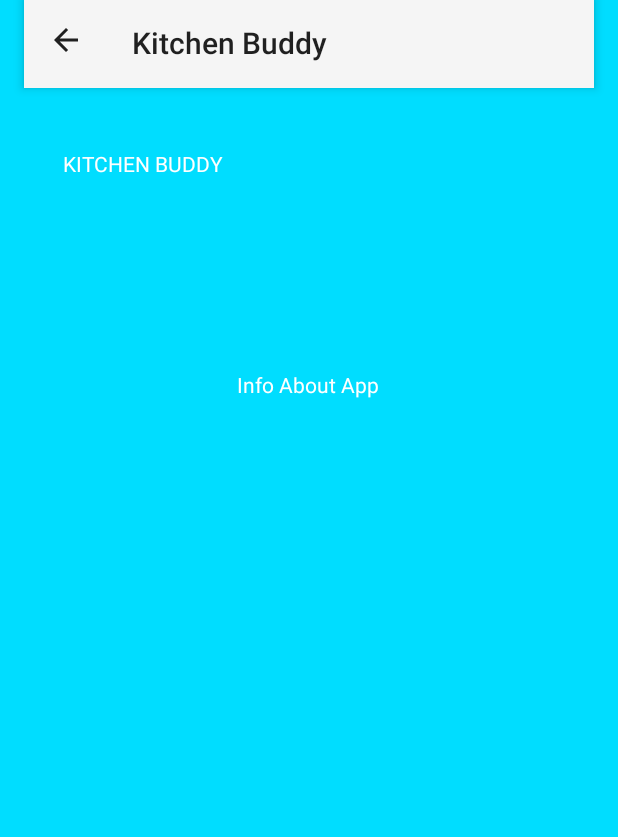
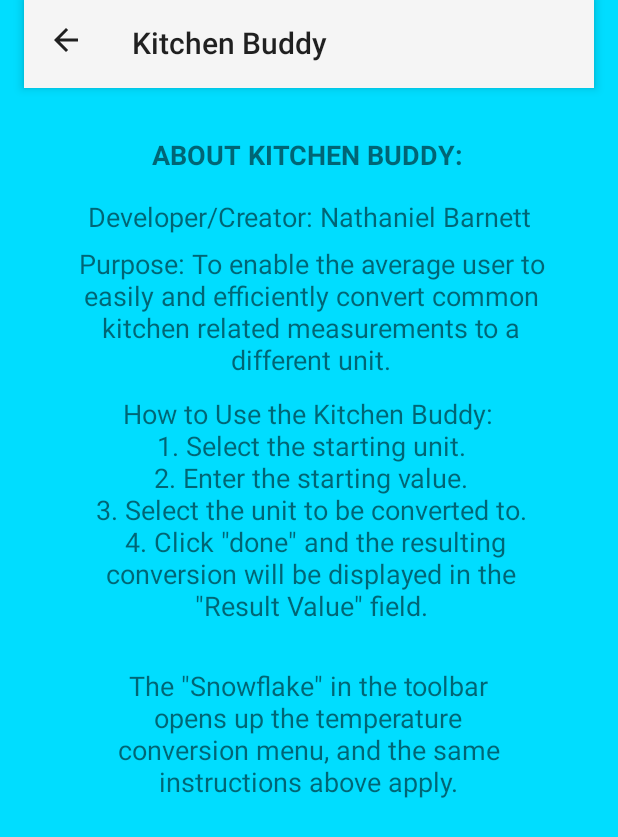
Before and after one commit to NathanielBarnett/CS449---Semester-Project, an Android app: the AboutActivity screen opened directly, with no data from a screen before it, on a phone screen of 412 x 824 dp. Shown: the top 837 px of the screen. Run offline under Robolectric (Android 15) with nearby library versions, the phone set to English and light mode, and no system bars.

Commit message:
Populated About Activity
Added instructions and populated the about activity.

```diff
--- a/CS449-App/app/src/main/java/com/example/nathaniel/cs449_app/TempActivity.java
+++ b/CS449-App/app/src/main/java/com/example/nathaniel/cs449_app/TempActivity.java
@@ -58,7 +58,7 @@ public class TempActivity extends AppCompatActivity implements AdapterView.OnIte
 
         //Setting result view
         TextView result_textView = (TextView) findViewById(R.id.result_temp_view);
-        SpannableString new_result = new SpannableString("content to be added");
+        SpannableString new_result = new SpannableString("Result Value");
         new_result.setSpan(new UnderlineSpan(), 0, new_result.length(), 0);
         result_textView.setText(new_result);
 
--- a/CS449-App/app/src/main/res/layout/about_activity.xml
+++ b/CS449-App/app/src/main/res/layout/about_activity.xml
@@ -25,31 +25,82 @@
 
     <TextView
         android:id="@+id/about_title_menu"
-        android:layout_width="135dp"
-        android:layout_height="50dp"
-        android:layout_marginLeft="27dp"
-        android:layout_marginTop="84dp"
+        android:layout_width="234dp"
+        android:layout_height="46dp"
+        android:layout_marginLeft="88dp"
+        android:layout_marginTop="82dp"
         android:gravity="center"
-        android:text="@string/app_name"
+        android:text="@string/about_string"
         android:textAlignment="center"
         android:textAllCaps="true"
-        android:textColor="@android:color/background_light"
+        android:textSize="18sp"
+        android:textStyle="bold"
         app:layout_constraintLeft_toLeftOf="parent"
-        app:layout_constraintTop_toTopOf="parent" />
+        app:layout_constraintTop_toTopOf="@+id/toolbar"
+        android:layout_marginRight="8dp"
+        app:layout_constraintRight_toRightOf="parent"
+        app:layout_constraintHorizontal_bias="0.0" />
 
     <TextView
-        android:id="@+id/about_general_info"
-        android:layout_width="112dp"
-        android:layout_height="61dp"
+        android:id="@+id/about_dev_view"
+        android:layout_width="328dp"
+        android:layout_height="37dp"
         android:layout_marginLeft="16dp"
         android:layout_marginRight="16dp"
-        android:layout_marginTop="226dp"
+        android:layout_marginTop="0dp"
         android:gravity="center"
-        android:text="@string/info_about"
+        android:text="@string/desc_author"
         android:textAlignment="center"
-        android:textColor="@android:color/background_light"
-        app:layout_constraintHorizontal_bias="0.498"
+        android:textSize="18sp"
+        app:layout_constraintHorizontal_bias="0.495"
         app:layout_constraintLeft_toLeftOf="parent"
         app:layout_constraintRight_toRightOf="parent"
-        app:layout_constraintTop_toTopOf="parent" />
+        app:layout_constraintTop_toBottomOf="@+id/about_title_menu"
+        tools:layout_editor_absoluteY="130dp"
+        tools:layout_editor_absoluteX="14dp" />
+
+    <TextView
+        android:id="@+id/about_purpose_view"
+        android:layout_width="324dp"
+        android:layout_height="100dp"
+        android:layout_marginLeft="8dp"
+        android:layout_marginRight="8dp"
+        android:layout_marginTop="0dp"
+        android:text="@string/desc_app_mission"
+        android:textAlignment="center"
+        android:textSize="18sp"
+        app:layout_constraintLeft_toLeftOf="parent"
+        app:layout_constraintRight_toRightOf="parent"
+        app:layout_constraintTop_toBottomOf="@+id/about_dev_view"
+        app:layout_constraintHorizontal_bias="0.514" />
+
+    <TextView
+        android:id="@+id/about_instructions_view"
+        android:layout_width="318dp"
+        android:layout_height="149dp"
+        android:layout_marginLeft="8dp"
+        android:layout_marginRight="8dp"
+        android:layout_marginTop="0dp"
+        android:text="@string/desc_Instructions"
+        android:textAlignment="center"
+        android:textSize="18sp"
+        app:layout_constraintHorizontal_bias="0.522"
+        app:layout_constraintLeft_toLeftOf="parent"
+        app:layout_constraintRight_toRightOf="parent"
+        app:layout_constraintTop_toBottomOf="@+id/about_purpose_view" />
+
+    <TextView
+        android:id="@+id/desc_menu_view"
+        android:layout_width="278dp"
+        android:layout_height="90dp"
+        android:layout_marginLeft="8dp"
+        android:layout_marginRight="8dp"
+        android:layout_marginTop="32dp"
+        android:text="@string/desc_menu_instructions"
+        android:textAlignment="center"
+        android:textSize="18sp"
+        app:layout_constraintLeft_toLeftOf="parent"
+        app:layout_constraintRight_toRightOf="parent"
+        app:layout_constraintTop_toBottomOf="@+id/about_instructions_view"
+        app:layout_constraintHorizontal_bias="0.495" />
 </android.support.constraint.ConstraintLayout>
--- a/CS449-App/app/src/main/res/values/strings.xml
+++ b/CS449-App/app/src/main/res/values/strings.xml
@@ -2,12 +2,24 @@
     <string name="app_name">Kitchen Buddy</string>
     <string name="title_menu">Kitchen Conversions</string>
     <string name="starting_desc_string">Starting Value</string>
-    <string name="result_val">0</string>
-    <string name="underline">________</string>
+    <string name="result_val">Result Value</string>
+    <string name="temp_conversion_sub">Enter a starting value,
+                        and convert to the desired temperature unit.</string>
     <string name="result_temp_val">0</string>
-    <string name="about_string">About</string>
+    <string name="about_string">About Kitchen Buddy:</string>
     <string name="temp_string">Temperature Conversions</string>
     <string name="settings_string">Settings</string>
-    <string name="info_about">Info About App</string>
+    <string name="desc_author">Developer/Creator: Nathaniel Barnett</string>
+    <string name="desc_app_mission">Purpose: To enable the average user to easily
+                and efficiently convert common kitchen related measurements to a
+                different unit.</string>
+    <string name="desc_Instructions">How to Use the Kitchen Buddy: \n 1. Select the
+                starting unit. \n 2. Enter the starting value. \n
+                3. Select the unit to be converted to. \n
+                4. Click \"done\" and the resulting conversion will be displayed in the
+                \"Result Value\" field.</string>
+    <string name="desc_menu_instructions">The \"Snowflake\" in the toolbar opens up the
+                temperature conversion menu, and the same instructions above apply.</string>
+
 
 </resources>
```
Also changed, not shown: CS449-App/app/src/main/res/layout/activity_main.xml (+6 -6 lines), CS449-App/app/src/main/res/layout/temp_activity.xml (+18 -7 lines), CS449-App/app/src/main/res/drawable-hdpi/dropdown_background.png (deleted), CS449-App/app/src/main/res/drawable-mdpi/dropdown_background.png (deleted), CS449-App/app/src/main/res/drawable-xhdpi/dropdown_background.png (deleted), CS449-App/app/src/main/res/drawable-xxhdpi/dropdown_background.png (deleted), 2 other files.
